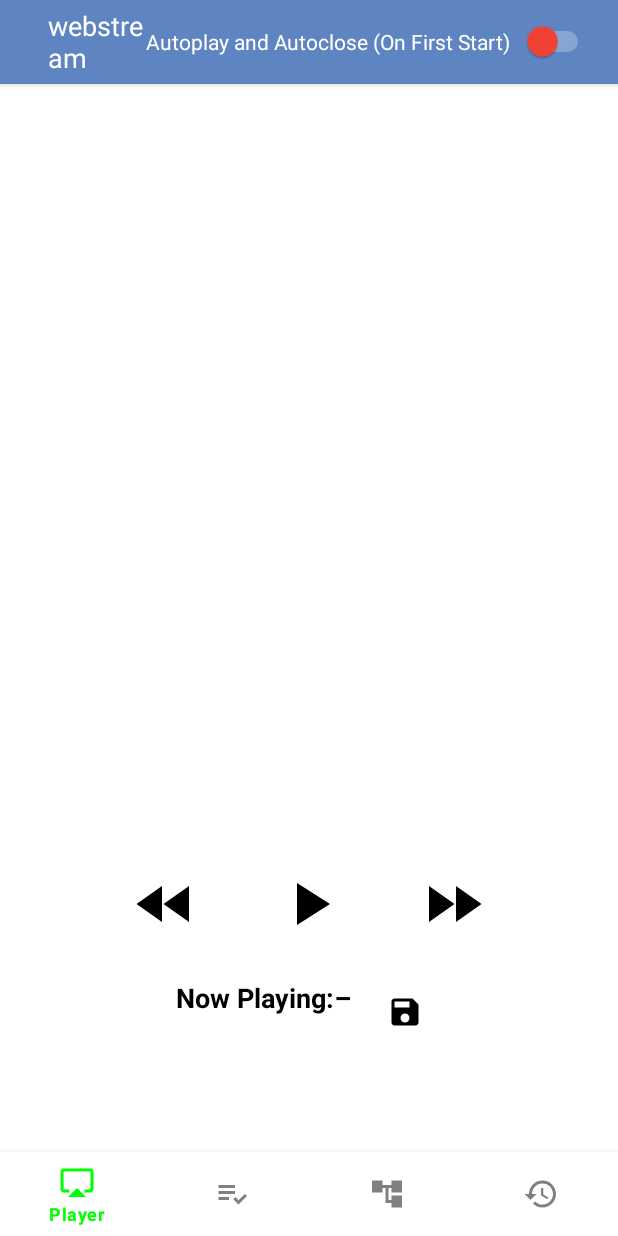
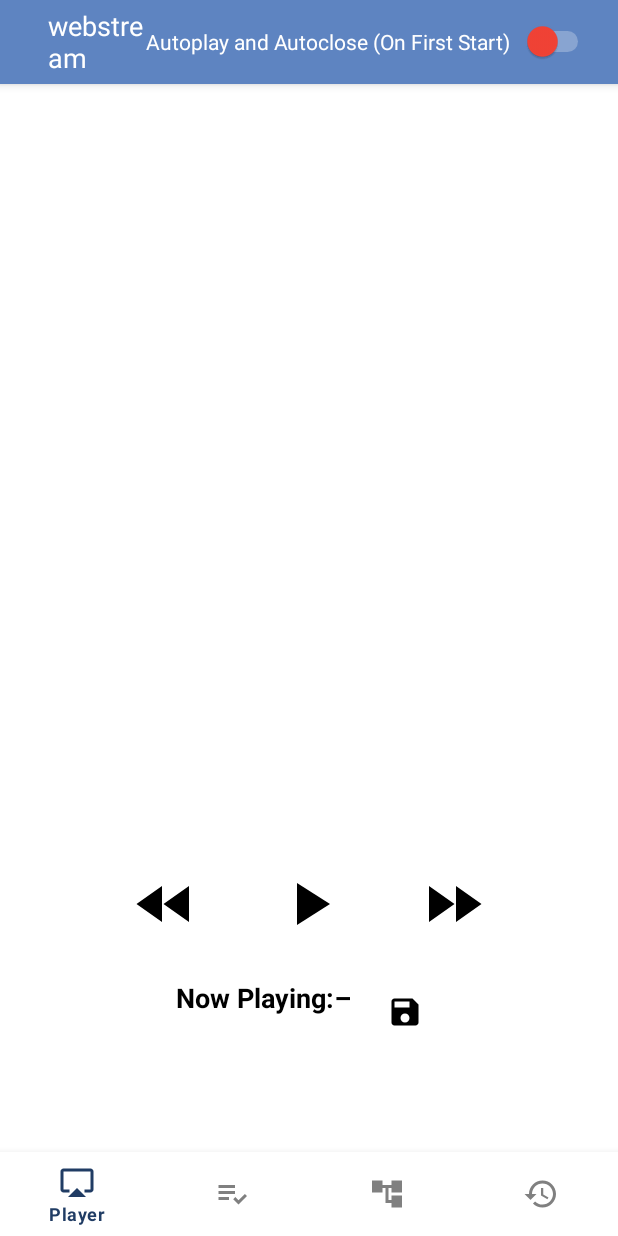
Before and after one commit to Planqton/webstream, an Android app: the screen it shows after launch (MainActivity), on a phone screen of 412 x 824 dp. Run offline under Robolectric (Android 15) with nearby library versions, the phone set to English and light mode, and no system bars; our stand-ins replace androidx.preference; pictures from the network do not load; 45 statements that could not run were skipped.

Commit message:
Reworked the Rotary feeding and refreshing v1.02

```diff
--- a/app/src/main/java/at/plankt0n/webstream/StreamingService.kt
+++ b/app/src/main/java/at/plankt0n/webstream/StreamingService.kt
@@ -20,6 +20,7 @@ import androidx.media3.common.Timeline
 import androidx.media3.datasource.DefaultDataSource
 import androidx.media3.datasource.DefaultHttpDataSource
 import androidx.media3.exoplayer.ExoPlayer
+import androidx.media3.exoplayer.analytics.AnalyticsListener
 import androidx.media3.exoplayer.source.DefaultMediaSourceFactory
 import androidx.media3.session.MediaSession
 import androidx.media3.session.MediaSessionService
@@ -92,7 +93,6 @@ class StreamingService : MediaSessionService() {
             .build().apply {
                 repeatMode = Player.REPEAT_MODE_ALL
                 addListener(playerListener)
-
             }
 
         setupPlaylist()
@@ -254,4 +254,6 @@ class StreamingService : MediaSessionService() {
     override fun onTaskRemoved(rootIntent: Intent?) {
         stopSelf()
     }
+
+
 }
--- a/app/src/main/java/at/plankt0n/webstream/ui/SettingsFragment.kt
+++ b/app/src/main/java/at/plankt0n/webstream/ui/SettingsFragment.kt
@@ -195,6 +195,20 @@ class SettingsFragment : PreferenceFragmentCompat() {
             icon = ContextCompat.getDrawable(context, R.drawable.ic_toast)
         }
 
+        val preferenceOpenGithubRepo = Preference(context).apply {
+            key = "pref_open_github_repo"
+            title = getString(R.string.pref_open_github_repo_title)
+            summary = getString(R.string.pref_open_github_repo_summary)
+            icon = ContextCompat.getDrawable(context, R.drawable.ic_github)
+            setOnPreferenceClickListener {
+                val url = getString(R.string.github_repository_url)
+                val intent = Intent(Intent.ACTION_VIEW, Uri.parse(url))
+                context.startActivity(intent)
+                true
+            }
+        }
+
+
         val preferenceShowErrorToast = SwitchPreferenceCompat(context).apply { //Error Toasts
             key = Keys.PREF_SHOW_ERROR_TOAST
             title = getString(R.string.pref_error_toast_enabled_title)
@@ -241,8 +255,9 @@ class SettingsFragment : PreferenceFragmentCompat() {
         //screen.addPreference(preferenceShowReconnectingToast)
         //screen.addPreference(preferenceShowBufferingToast)
         screen.addPreference(categoryDevelopment) //categoryDevelopment
+
         screen.addPreference(preferenceShowDebugToasts)
-
+        screen.addPreference(preferenceOpenGithubRepo)
         preferenceScreen = screen
 
         PreferenceManager.getDefaultSharedPreferences(requireContext())
--- /dev/null
+++ b/app/src/main/res/drawable/ic_github.xml
@@ -0,0 +1,9 @@
+<vector xmlns:android="http://schemas.android.com/apk/res/android"
+    android:width="48dp"
+    android:height="48dp"
+    android:viewportWidth="24"
+    android:viewportHeight="24">
+    <path
+        android:fillColor="#000000"
+        android:pathData="M12,0.5C5.73,0.5 0.5,5.73 0.5,12c0,5.1 3.3,9.4 7.9,10.9 0.58,0.1 0.8,-0.25 0.8,-0.55 0,-0.27 -0.01,-1.17 -0.02,-2.13 -3.22,0.7 -3.9,-1.55 -3.9,-1.55 -0.52,-1.3 -1.27,-1.65 -1.27,-1.65 -1.04,-0.7 0.08,-0.7 0.08,-0.7 1.15,0.08 1.75,1.18 1.75,1.18 1.02,1.76 2.68,1.25 3.34,0.95 0.1,-0.74 0.4,-1.25 0.72,-1.54 -2.56,-0.3 -5.27,-1.28 -5.27,-5.7 0,-1.26 0.45,-2.3 1.18,-3.1 -0.12,-0.3 -0.52,-1.52 0.11,-3.15 0,0 0.97,-0.3 3.2,1.15 0.92,-0.26 1.9,-0.4 2.88,-0.4 0.98,0 1.96,0.14 2.88,0.4 2.22,-1.46 3.19,-1.15 3.19,-1.15 0.64,1.63 0.24,2.85 0.12,3.15 0.73,0.8 1.18,1.84 1.18,3.1 0,4.42 -2.71,5.4 -5.3,5.7 0.42,0.36 0.77,1.09 0.77,2.2 0,1.58 -0.01,2.86 -0.01,3.25 0,0.3 0.2,0.65 0.8,0.55 4.6,-1.5 7.9,-5.8 7.9,-10.9C23.5,5.73 18.27,0.5 12,0.5z"/>
+</vector>
--- a/app/src/main/res/layout/fragment_player.xml
+++ b/app/src/main/res/layout/fragment_player.xml
@@ -62,7 +62,7 @@
                 android:layout_marginStart="32dp"
                 android:layout_marginEnd="32dp"
                 android:scaleType="centerInside"
-                android:tint="@android:color/black"
+                app:tint="@android:color/black"
                 android:contentDescription="@string/play_pause" />
 
             <ImageButton
@@ -72,7 +72,7 @@
                 android:background="@drawable/ripple_circle"
                 android:src="@drawable/ic_button_forward"
                 android:scaleType="centerInside"
-                android:tint="@android:color/black"
+                app:tint="@android:color/black"
                 android:contentDescription="@string/next" />
         </LinearLayout>
 
@@ -120,11 +120,26 @@
                 android:background="@drawable/ripple_circle"
                 android:src="@drawable/ic_button_createlog"
                 android:scaleType="centerInside"
-                android:tint="@android:color/black"
+                app:tint="@android:color/black"
                 android:contentDescription="@string/manual_log" />
+
         </LinearLayout>
+
 
 
     </LinearLayout>
 
+    <!-- Neu: Element direkt über der Navbar -->
+    <TextView
+        android:id="@+id/text_bitrate"
+        android:layout_width="wrap_content"
+        android:layout_height="wrap_content"
+        android:layout_margin="8dp"
+        android:text=""
+        android:textSize="12sp"
+        android:textColor="#000000"
+        android:gravity="end"
+        app:layout_constraintBottom_toBottomOf="parent"
+        app:layout_constraintEnd_toEndOf="parent" />
+
 </androidx.constraintlayout.widget.ConstraintLayout>
--- a/app/src/main/res/values/colors.xml
+++ b/app/src/main/res/values/colors.xml
@@ -15,7 +15,7 @@
     <color name="red">#F44336</color>
     <color name="drag_highlight">#FFDDDDDD</color>
     <!-- Main Activity -->
-    <color name="active_color">#00FF00</color>
+    <color name="active_color">#203C64</color>
     <color name="inactive_color">#808080</color>
 
 </resources>
--- a/app/src/main/res/values/strings.xml
+++ b/app/src/main/res/values/strings.xml
@@ -41,6 +41,10 @@
     <!-- AudioFocus -->
     <string name="pref_autoplay_player_enabled_title">Autoplays when UI Player Starts</string>
     <string name="pref_autoplay_player_description">Starts the Streaming after Launch the UI Player</string>
+    <!-- Open Girhub -->
+    <string name="pref_open_github_repo_title">GitHub Repository</string>
+    <string name="pref_open_github_repo_summary">Opens the Github Repository</string>
+    <string name="github_repository_url">https://github.com/Planqton/webstream</string>
 
     <!-- Overwrite Label -->
     <string name="pref_overwrite_label_title">Overwrite label</string>
```
